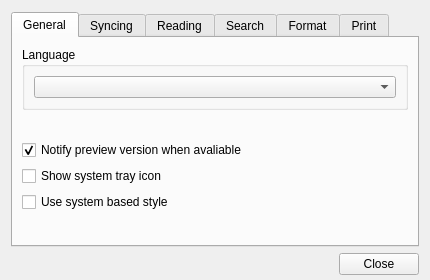
Old version of the form src/ui/wizpreferencedialog.ui in the repository WizTeam/WizQTClient.
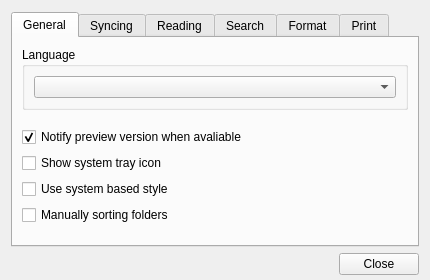
New version of the form.

```diff
--- a/src/ui/wizpreferencedialog.ui
+++ b/src/ui/wizpreferencedialog.ui
@@ -112,6 +112,13 @@
          </property>
         </widget>
        </item>
+       <item>
+        <widget class="QCheckBox" name="checkBoxManuallySort">
+         <property name="text">
+          <string>Manually sorting folders</string>
+         </property>
+        </widget>
+       </item>
        <item>
         <spacer name="verticalSpacer">
          <property name="orientation">
```
